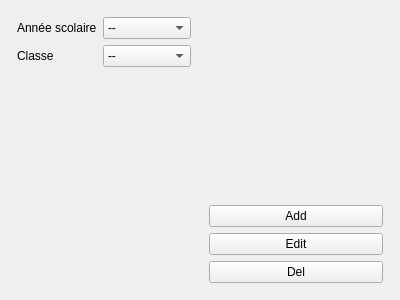
Qt form studentpage.ui (self-root/lycee) before a commit.
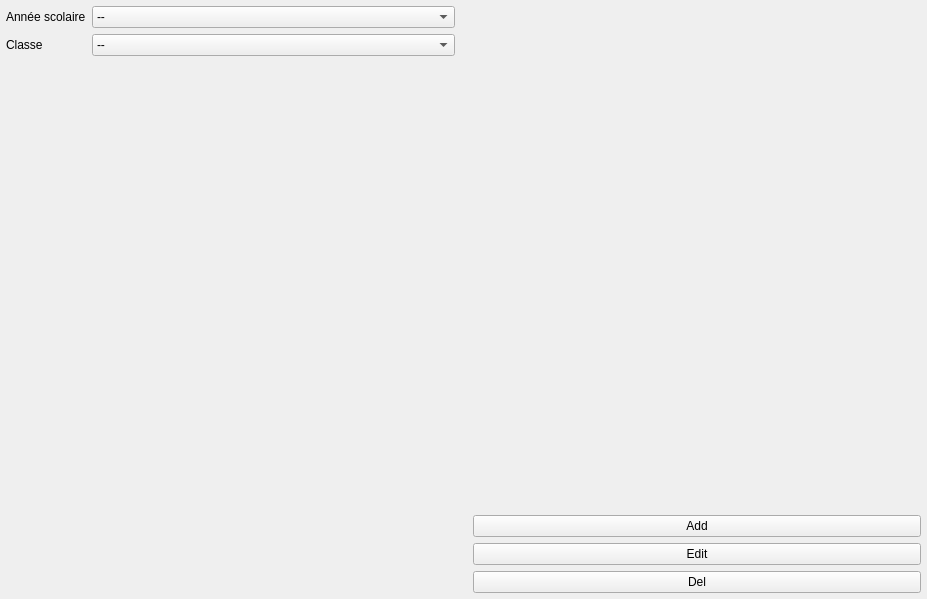
The same form after that commit.

What changed in the file:
```diff
--- a/studentpage.ui
+++ b/studentpage.ui
@@ -6,8 +6,8 @@
    <rect>
     <x>0</x>
     <y>0</y>
-    <width>400</width>
-    <height>300</height>
+    <width>927</width>
+    <height>599</height>
    </rect>
   </property>
   <property name="windowTitle">
@@ -19,6 +19,18 @@
 </string>
   </property>
   <layout class="QHBoxLayout" name="horizontalLayout">
+   <property name="leftMargin">
+    <number>0</number>
+   </property>
+   <property name="topMargin">
+    <number>0</number>
+   </property>
+   <property name="rightMargin">
+    <number>0</number>
+   </property>
+   <property name="bottomMargin">
+    <number>0</number>
+   </property>
    <item>
     <layout class="QVBoxLayout" name="studentPageLeftLayout">
      <property name="leftMargin">
```
